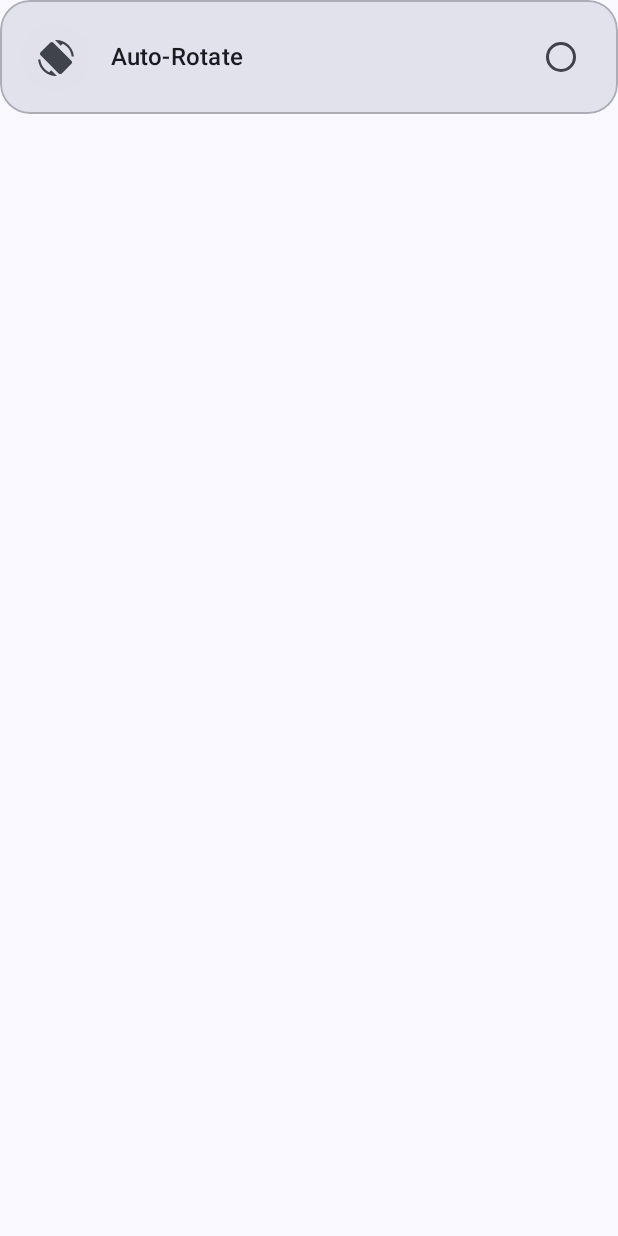
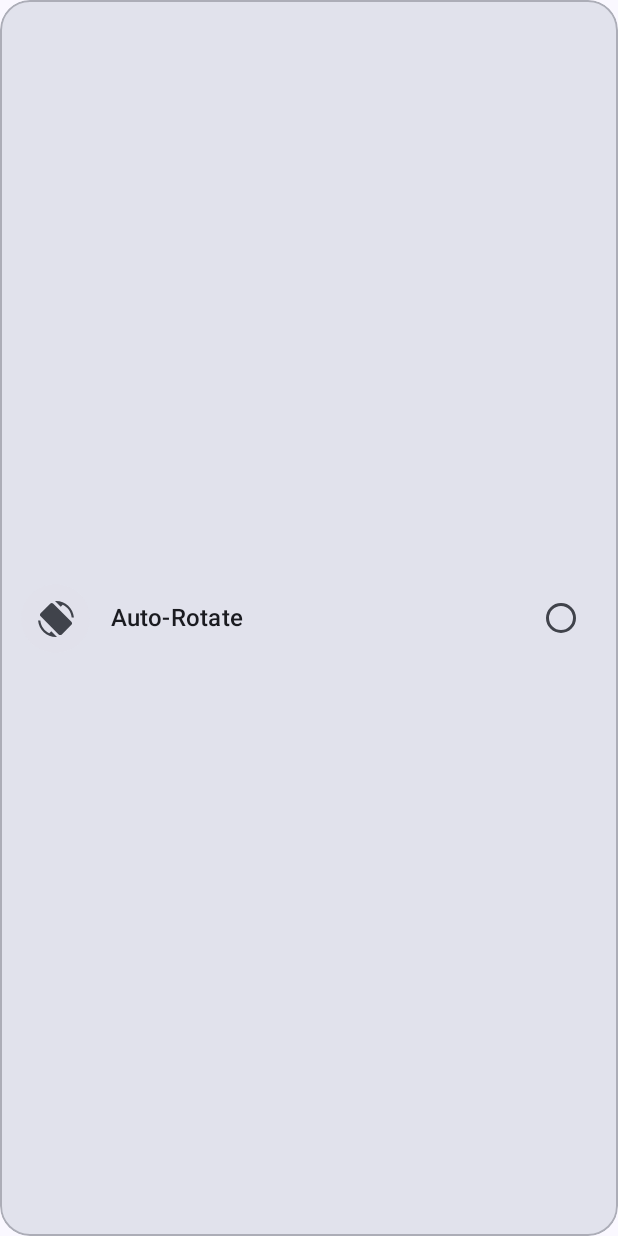
Before and after one commit to fayyeon/Assistia, an Android app built with Jetpack Compose: the composable QuickToggleItemCard called with sample values from the repository, on a phone screen of 412 x 824 dp. Run offline under Robolectric (Android 15) with nearby library versions, the phone set to English and light mode, and no system bars.

Commit message:
UI: ADB popup on disabled action click, 2-line landscape titles with fixed card height, undismissable Default Assistant Required dialog

```diff
--- a/app/src/main/java/com/powerhold/app/ui/screens/QuickTogglesTab.kt
+++ b/app/src/main/java/com/powerhold/app/ui/screens/QuickTogglesTab.kt
@@ -45,6 +45,7 @@ import androidx.compose.ui.platform.LocalConfiguration
 import androidx.compose.ui.text.font.FontWeight
 import androidx.compose.ui.text.style.TextOverflow
 import androidx.compose.ui.unit.dp
+import androidx.compose.ui.unit.sp
 import com.powerhold.app.data.RemapAction
 import com.powerhold.app.ui.theme.AppIcons
 
@@ -100,7 +101,9 @@ fun QuickTogglesTab(
                     action = action,
                     isSelected = isSelected,
                     hasAdbPermission = hasAdbPermission,
+                    isLandscape = true,
                     onClick = { onSelectAction(action) },
+                    onMoreInfoAdb = onMoreInfoAdb,
                     onTest = { onTestAction(action) }
                 )
             }
@@ -126,7 +129,9 @@ fun QuickTogglesTab(
                     action = action,
                     isSelected = isSelected,
                     hasAdbPermission = hasAdbPermission,
+                    isLandscape = false,
                     onClick = { onSelectAction(action) },
+                    onMoreInfoAdb = onMoreInfoAdb,
                     onTest = { onTestAction(action) }
                 )
             }
@@ -202,7 +207,9 @@ fun QuickToggleItemCard(
     action: RemapAction,
     isSelected: Boolean,
     hasAdbPermission: Boolean = false,
+    isLandscape: Boolean = false,
     onClick: () -> Unit,
+    onMoreInfoAdb: () -> Unit = {},
     onTest: () -> Unit
 ) {
     val icon = getToggleIcon(action.toggleKey)
@@ -223,8 +230,11 @@ fun QuickToggleItemCard(
     Card(
         modifier = Modifier
             .fillMaxWidth()
+            .then(if (isLandscape) Modifier.height(74.dp) else Modifier)
             .clip(RoundedCornerShape(20.dp))
-            .clickable(enabled = !isDisabled, onClick = onClick),
+            .clickable {
+                if (isDisabled) onMoreInfoAdb() else onClick()
+            },
         colors = CardDefaults.cardColors(containerColor = containerColor),
         shape = RoundedCornerShape(20.dp),
         border = when {
@@ -235,8 +245,8 @@ fun QuickToggleItemCard(
     ) {
         Row(
             modifier = Modifier
-                .fillMaxWidth()
-                .padding(14.dp),
+                .fillMaxSize()
+                .padding(horizontal = 14.dp, vertical = if (isLandscape) 10.dp else 14.dp),
             verticalAlignment = Alignment.CenterVertically
         ) {
             Surface(
@@ -270,9 +280,10 @@ fun QuickToggleItemCard(
                 Text(
                     text = action.title,
                     style = MaterialTheme.typography.titleMedium,
+                    lineHeight = 18.sp,
                     fontWeight = if (isSelected && !isDisabled) FontWeight.Bold else FontWeight.SemiBold,
                     color = titleColor,
-                    maxLines = 1,
+                    maxLines = if (isLandscape) 2 else 1,
                     overflow = TextOverflow.Ellipsis
                 )
 
```
Also changed, not shown: app/src/main/java/com/powerhold/app/ui/screens/InstalledAppsTab.kt (+11 -3 lines), app/src/main/java/com/powerhold/app/ui/screens/MainDashboardScreen.kt (+58 -1 lines).
